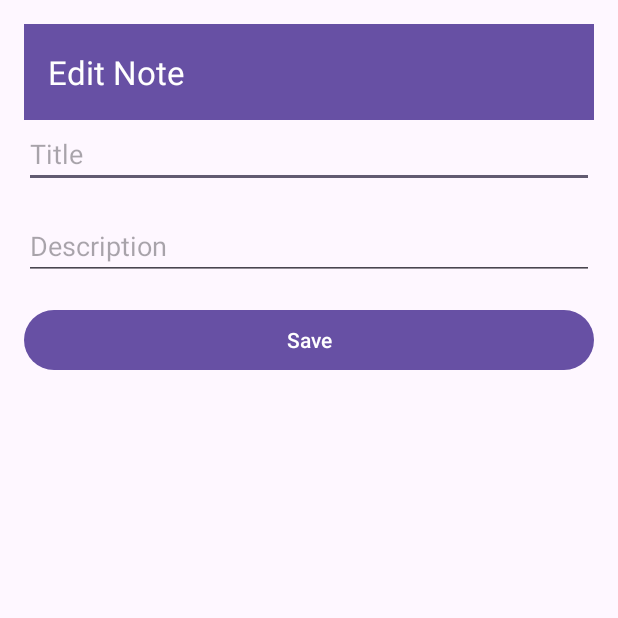
After one commit to MeteorBlitz/note-taking-app, an Android app: the EditNoteActivity screen opened directly, with no data from a screen before it, on a phone screen of 412 x 824 dp, the top half of it. The commit adds this screen. Run offline under Robolectric (Android 15) with nearby library versions, the phone set to English and light mode, and no system bars; 1 statement that could not run was skipped.

Commit message:
edit note activity create & design edit page xml & add edit icon main page item list

```diff
--- a/app/src/main/AndroidManifest.xml
+++ b/app/src/main/AndroidManifest.xml
@@ -14,6 +14,9 @@
         android:theme="@style/Theme.Notetakingapp"
         tools:targetApi="31">
         <activity
+            android:name=".ui.edit.EditNoteActivity"
+            android:exported="false" />
+        <activity
             android:name=".ui.addnote.AddNoteActivity"
             android:exported="false" />
         <activity
--- /dev/null
+++ b/app/src/main/java/com/example/note_taking_app/ui/edit/EditNoteActivity.kt
@@ -0,0 +1,21 @@
+package com.example.note_taking_app.ui.edit
+
+import android.os.Bundle
+import androidx.activity.enableEdgeToEdge
+import androidx.appcompat.app.AppCompatActivity
+import androidx.core.view.ViewCompat
+import androidx.core.view.WindowInsetsCompat
+import com.example.note_taking_app.R
+
+class EditNoteActivity : AppCompatActivity() {
+    override fun onCreate(savedInstanceState: Bundle?) {
+        super.onCreate(savedInstanceState)
+        enableEdgeToEdge()
+        setContentView(R.layout.activity_edit_note)
+        ViewCompat.setOnApplyWindowInsetsListener(findViewById(R.id.main)) { v, insets ->
+            val systemBars = insets.getInsets(WindowInsetsCompat.Type.systemBars())
+            v.setPadding(systemBars.left, systemBars.top, systemBars.right, systemBars.bottom)
+            insets
+        }
+    }
+}
--- /dev/null
+++ b/app/src/main/res/drawable/ic_edit.xml
@@ -0,0 +1,5 @@
+<vector xmlns:android="http://schemas.android.com/apk/res/android" android:height="24dp" android:tint="#000000" android:viewportHeight="24" android:viewportWidth="24" android:width="24dp">
+
+    <path android:fillColor="@android:color/white" android:pathData="M3,17.25V21h3.75L17.81,9.94l-3.75,-3.75L3,17.25zM20.71,7.04c0.39,-0.39 0.39,-1.02 0,-1.41l-2.34,-2.34c-0.39,-0.39 -1.02,-0.39 -1.41,0l-1.83,1.83 3.75,3.75 1.83,-1.83z"/>
+
+</vector>
--- /dev/null
+++ b/app/src/main/res/layout/activity_edit_note.xml
@@ -0,0 +1,37 @@
+<?xml version="1.0" encoding="utf-8"?>
+<!-- edit_note_activity.xml -->
+<LinearLayout xmlns:android="http://schemas.android.com/apk/res/android"
+    android:layout_width="match_parent"
+    android:layout_height="match_parent"
+    xmlns:app="http://schemas.android.com/apk/res-auto"
+    android:orientation="vertical"
+    android:padding="16dp">
+
+    <com.google.android.material.appbar.MaterialToolbar
+        android:id="@+id/topAppBar"
+        android:layout_width="match_parent"
+        android:layout_height="?attr/actionBarSize"
+        android:background="?attr/colorPrimary"
+        android:theme="@style/ThemeOverlay.MaterialComponents.Dark.ActionBar"
+        app:title="Edit Note" />
+
+    <EditText
+        android:id="@+id/etTitle"
+        android:layout_width="match_parent"
+        android:layout_height="wrap_content"
+        android:hint="Title" />
+
+    <EditText
+        android:id="@+id/etDescription"
+        android:layout_width="match_parent"
+        android:layout_height="wrap_content"
+        android:hint="Description"
+        android:layout_marginTop="16dp" />
+
+    <Button
+        android:id="@+id/btnSave"
+        android:layout_width="match_parent"
+        android:layout_height="wrap_content"
+        android:text="Save"
+        android:layout_marginTop="16dp" />
+</LinearLayout>
```
Also changed, not shown: app/src/main/res/layout/item_note.xml (+24 -8 lines).
